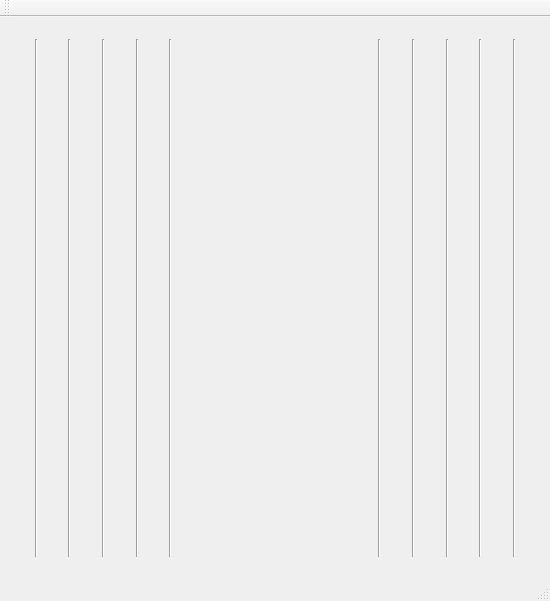
This is mainwindow.ui in flyfire2002/ProgressionStrip as Qt 5 draws it before an edit. The edited form follows.
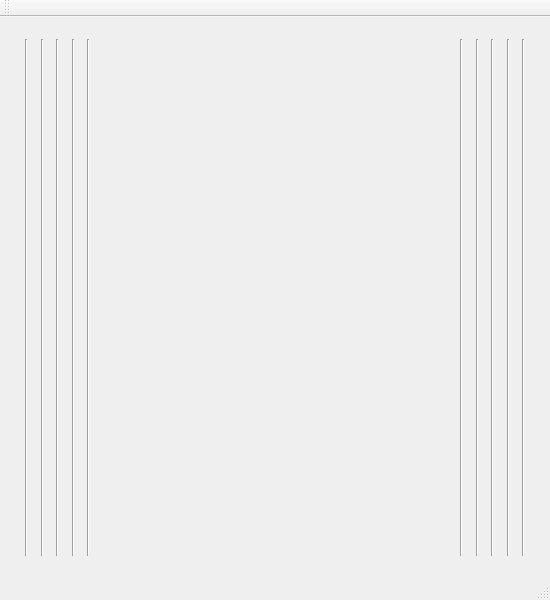
This is the edited form.

Commit message: Renamed widgets

Patch:
```diff
--- a/mainwindow.ui
+++ b/mainwindow.ui
@@ -7,7 +7,7 @@
     <x>0</x>
     <y>0</y>
     <width>550</width>
-    <height>601</height>
+    <height>600</height>
    </rect>
   </property>
   <property name="sizePolicy">
@@ -114,7 +114,7 @@
          </property>
          <property name="sizeHint" stdset="0">
           <size>
-           <width>175</width>
+           <width>358</width>
            <height>20</height>
           </size>
          </property>
```
The commit also changes 1 other file.
